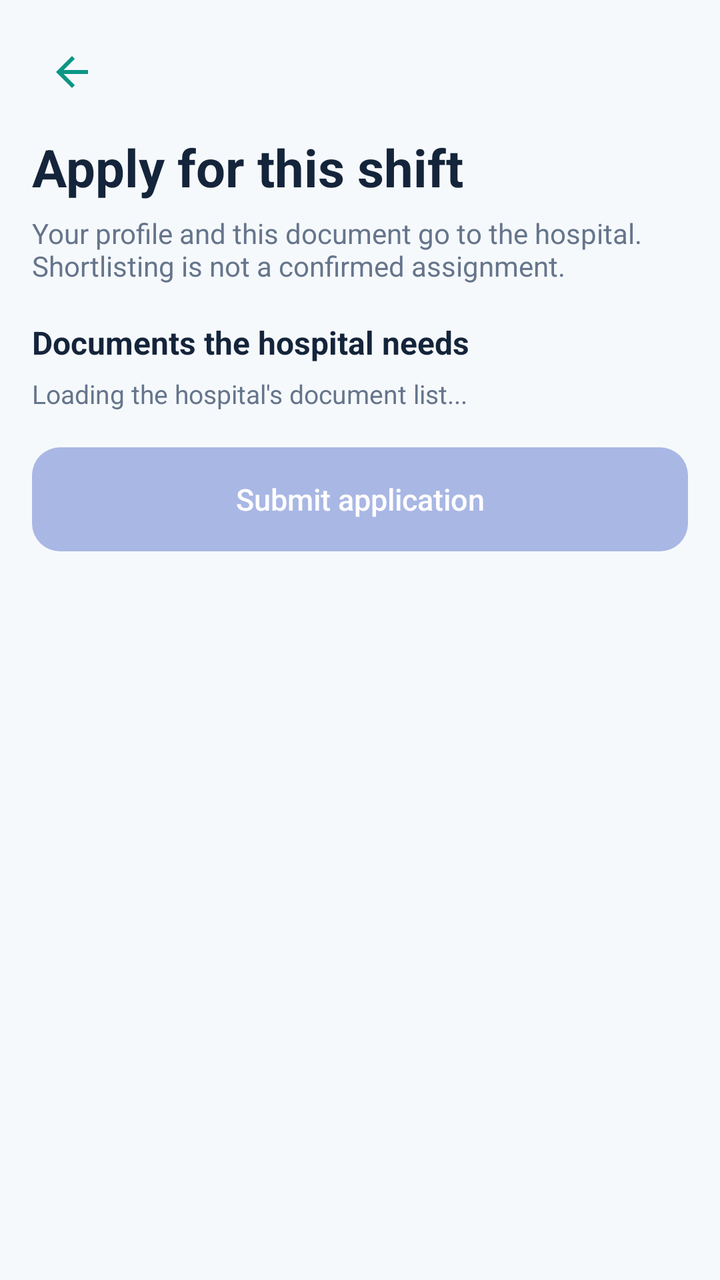
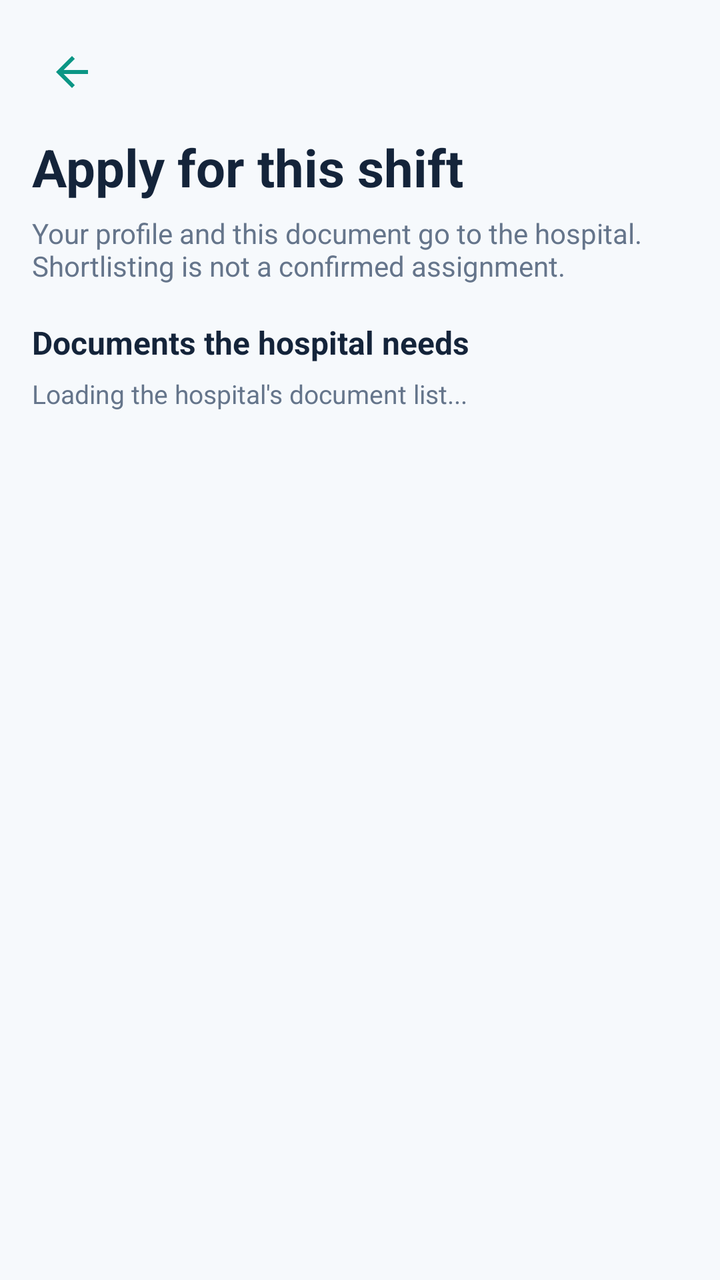

An Android layout rendered at two revisions. The XML below is the earlier revision; the diff shows what the commit changed to produce the second picture.
<!-- AndroidManifest.xml: application theme Theme.Shafi -->
<!-- res/layout/activity_apply.xml -->
<?xml version="1.0" encoding="utf-8"?>
<ScrollView xmlns:android="http://schemas.android.com/apk/res/android"
    android:layout_width="match_parent"
    android:layout_height="match_parent"
    android:background="@color/page"
    android:fillViewport="true">

    <LinearLayout
        android:layout_width="match_parent"
        android:layout_height="wrap_content"
        android:orientation="vertical"
        android:padding="16dp">

        <ImageView
            android:id="@+id/btn_back"
            android:layout_width="40dp"
            android:layout_height="40dp"
            android:background="?attr/selectableItemBackgroundBorderless"
            android:contentDescription="Back"
            android:padding="8dp"
            android:src="@drawable/ic_back" />

        <TextView
            android:layout_width="match_parent"
            android:layout_height="wrap_content"
            android:layout_marginTop="10dp"
            android:text="Apply for this shift"
            android:textColor="@color/navy"
            android:textSize="26sp"
            android:textStyle="bold" />

        <TextView
            android:id="@+id/tv_job"
            android:layout_width="match_parent"
            android:layout_height="wrap_content"
            android:layout_marginTop="6dp"
            android:text="Your profile and this document go to the hospital. Shortlisting is not a confirmed assignment."
            android:textColor="@color/text_secondary"
            android:textSize="14sp" />

        <TextView
            android:layout_width="match_parent"
            android:layout_height="wrap_content"
            android:layout_marginTop="18dp"
            android:text="Documents the hospital needs"
            android:textColor="@color/navy"
            android:textSize="16sp"
            android:textStyle="bold" />

        <TextView
            android:id="@+id/tv_docs_hint"
            android:layout_width="match_parent"
            android:layout_height="wrap_content"
            android:layout_marginTop="6dp"
            android:text="Loading the hospital's document list..."
            android:textColor="@color/text_secondary"
            android:textSize="13sp" />

        <LinearLayout
            android:id="@+id/doc_list"
            android:layout_width="match_parent"
            android:layout_height="wrap_content"
            android:orientation="vertical" />

        <TextView
            android:id="@+id/tv_error"
            android:layout_width="match_parent"
            android:layout_height="wrap_content"
            android:layout_marginTop="10dp"
            android:textColor="@color/error"
            android:visibility="gone" />

        <com.example.shafi.ui.SkeletonView
            android:id="@+id/progress"
            android:layout_width="match_parent"
            android:layout_height="wrap_content"
            android:layout_marginTop="12dp"
            android:visibility="gone" />

        <com.google.android.material.button.MaterialButton
            android:id="@+id/btn_submit"
            style="@style/Widget.Shafi.Button"
            android:layout_width="match_parent"
            android:layout_height="52dp"
            android:layout_marginTop="18dp"
            android:enabled="false"
            android:maxLines="1"
            android:text="Submit application" />
    </LinearLayout>
</ScrollView>
<!-- resources referenced by this layout -->
<resources>
  <color name="error">#F04444</color>
  <color name="navy">#14243A</color>
  <color name="page">#F6F9FC</color>
  <color name="text_secondary">#65758B</color>
  <!-- drawable ic_back (drawable) -->
  <?xml version="1.0" encoding="utf-8"?>
  <vector xmlns:android="http://schemas.android.com/apk/res/android"
      android:width="24dp"
      android:height="24dp"
      android:viewportWidth="24"
      android:viewportHeight="24">
      <path
          android:fillColor="@color/theme"
          android:pathData="M20,11H7.83l5.59,-5.59L12,4l-8,8 8,8 1.41,-1.41L7.83,13H20v-2z" />
  </vector>
  <style name="Widget.Shafi.Button" parent="Widget.MaterialComponents.Button">
          <item name="cornerRadius">14dp</item>
          <item name="android:textAllCaps">false</item>
          <item name="android:fontFamily">sans-serif-medium</item>
          <item name="android:letterSpacing">0</item>
          <item name="android:textSize">15sp</item>
          <item name="android:minHeight">50dp</item>
          <item name="android:insetTop">0dp</item>
          <item name="android:insetBottom">0dp</item>
          <item name="android:textColor">@color/button_text</item>
          <item name="backgroundTint">@color/button_fill</item>
          <item name="rippleColor">#66FFFFFF</item>
          <item name="iconTint">@color/button_text</item>
      </style>
  <style name="Theme.Shafi" parent="Theme.MaterialComponents.Light.NoActionBar">
          <item name="colorPrimary">@color/theme</item>
          <item name="colorPrimaryVariant">@color/theme</item>
          <item name="colorOnPrimary">@color/white</item>
          <item name="colorSecondary">@color/theme</item>
          <item name="colorSecondaryVariant">@color/theme</item>
          <item name="colorOnSecondary">@color/white</item>
          <item name="android:statusBarColor">@color/white</item>
          <item name="android:navigationBarColor">@color/white</item>
          <item name="android:windowLightNavigationBar">true</item>
          <item name="android:windowBackground">@color/page</item>
          <item name="android:windowLightStatusBar">true</item>
          <item name="textInputStyle">@style/Widget.Shafi.TextInput</item>
          <item name="colorControlHighlight">#33243F91</item>
      </style>
  <color name="theme">#0B9685</color>
  <color name="white">#FFFFFFFF</color>
  <style name="Widget.Shafi.TextInput" parent="Widget.MaterialComponents.TextInputLayout.OutlinedBox">
          <item name="boxStrokeColor">@color/input_stroke</item>
          <item name="boxStrokeWidth">1.5dp</item>
          <item name="boxStrokeWidthFocused">2dp</item>
          <item name="boxCornerRadiusTopStart">12dp</item>
          <item name="boxCornerRadiusTopEnd">12dp</item>
          <item name="boxCornerRadiusBottomStart">12dp</item>
          <item name="boxCornerRadiusBottomEnd">12dp</item>
          <item name="hintTextColor">@color/input_hint</item>
          <item name="android:textColorHint">@color/text_muted</item>
          <item name="boxBackgroundColor">@color/white</item>
          <item name="errorTextColor">@color/error</item>
          <item name="boxStrokeErrorColor">@color/error</item>
          <item name="endIconTint">@color/text_secondary</item>
          <item name="hintTextAppearance">@style/Text.Shafi.FieldHint</item>
      </style>
  <color name="text_muted">#94A3B8</color>
  <style name="Text.Shafi.FieldHint" parent="TextAppearance.MaterialComponents.Caption">
          <item name="android:textSize">13sp</item>
          <item name="android:fontFamily">sans-serif-medium</item>
      </style>
</resources>

<!-- the commit's change to res/layout/activity_apply.xml (unified diff, before → after) -->
@@ -85,6 +85,7 @@
             android:layout_marginTop="18dp"
             android:enabled="false"
             android:maxLines="1"
-            android:text="Submit application" />
+            android:text="Submit application"
+            android:visibility="invisible" />
     </LinearLayout>
 </ScrollView>
